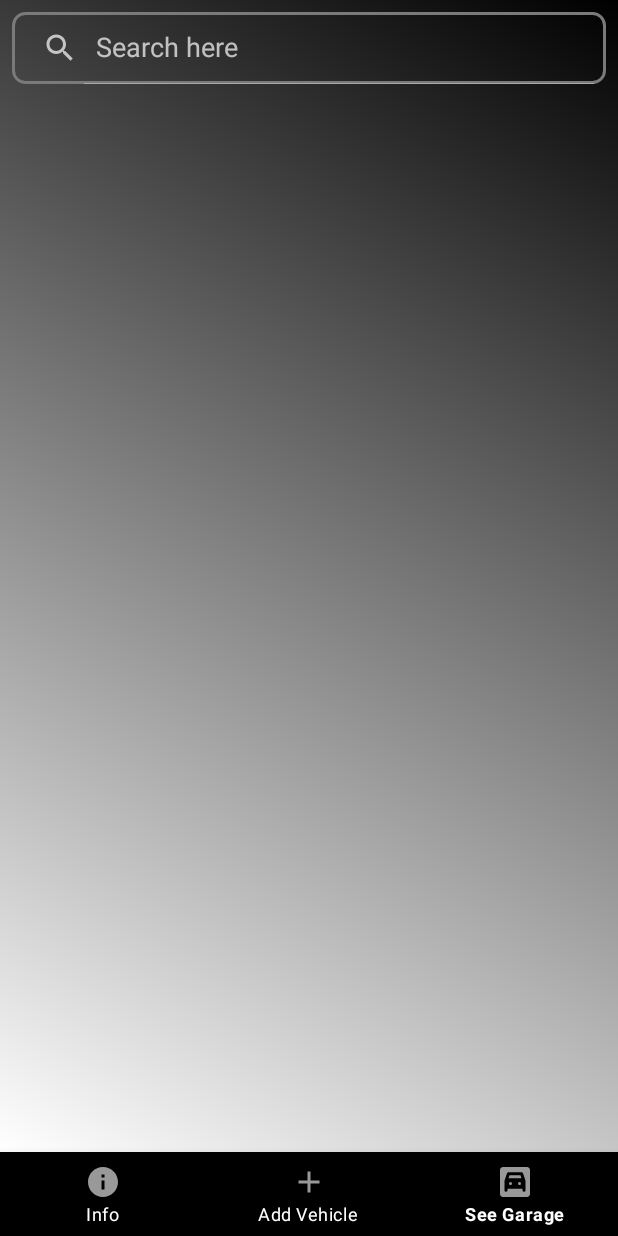
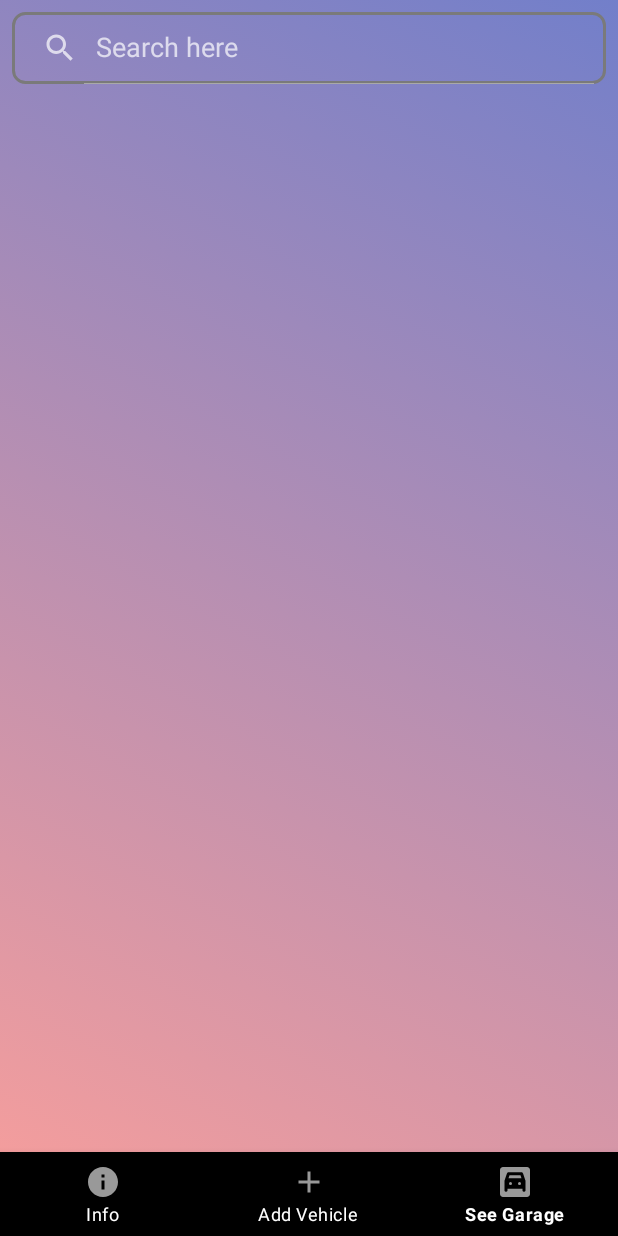
Before and after one commit to OmerOzen10/Garage-Application-in-Android-Studio, an Android app: the screen it shows after launch (MainActivity), item 3 of the bottom bar chosen, on a phone screen of 412 x 824 dp. Run offline under Robolectric (Android 15) with nearby library versions, the phone set to English and light mode, and no system bars; our stand-ins replace Firebase (no records; nobody signed in at launch, a user with empty details on screens opened directly).

Commit message:
I have finished this project but if i learn anything new i will add in this project

```diff
--- a/app/src/main/java/com/example/parkngapplcaton/InfoFragment.java
+++ b/app/src/main/java/com/example/parkngapplcaton/InfoFragment.java
@@ -31,7 +31,6 @@ public class InfoFragment extends Fragment {
     LinearLayout linerLayoutCar, linearLayoutTruck,linearLayoutBus,linearLayoutTaxi,linearLayoutMotor;
 
     TextView demo1,demo2,demo3,demo4,demo5,txtTruck1,txtTruck2,txtTruck3,txtTruck4,txtTruck5,txtBus1,txtBus2,txtBus3,txtBus4,txtBus5,txtTaxi1,txtTaxi2,txtTaxi3,txtTaxi4,txtTaxi5,txtMotor1,txtMotor2,txtMotor3,txtMotor4,txtMotor5;
-
     @Override
     public void onViewCreated(@NonNull View view, @Nullable Bundle savedInstanceState) {
         super.onViewCreated(view, savedInstanceState);
--- a/app/src/main/res/drawable/background_1.xml
+++ b/app/src/main/res/drawable/background_1.xml
@@ -7,8 +7,8 @@
             <gradient
 
                 android:angle="225"
-                android:startColor="#000000"
-                android:endColor="#FFFFFF"
+                android:startColor="#727FCA"
+                android:endColor="#F39D9D"
                 />
 
         </shape>
```
